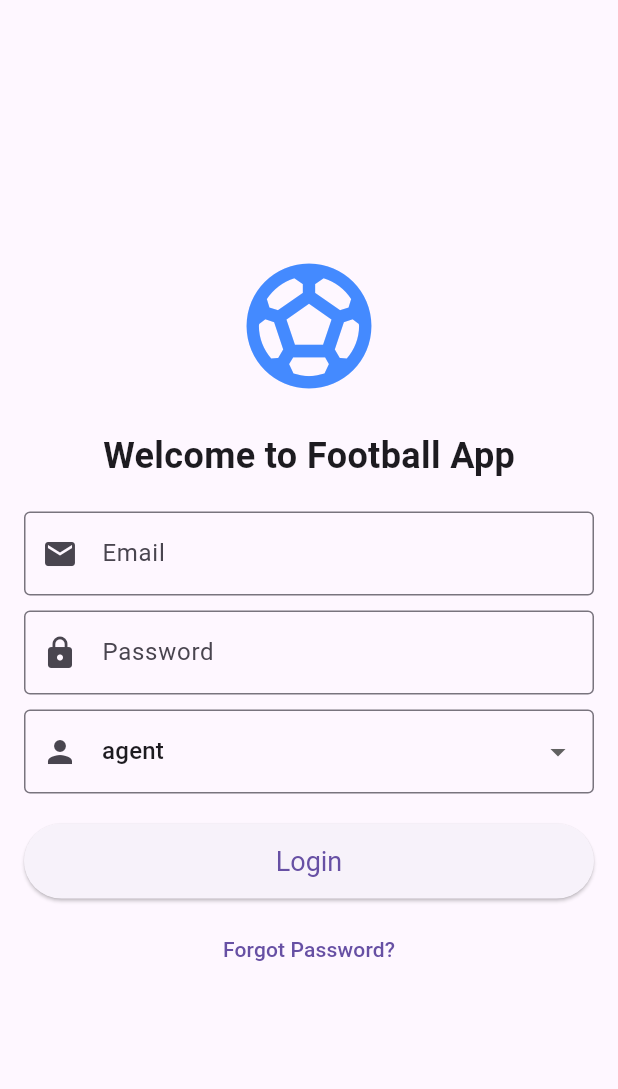
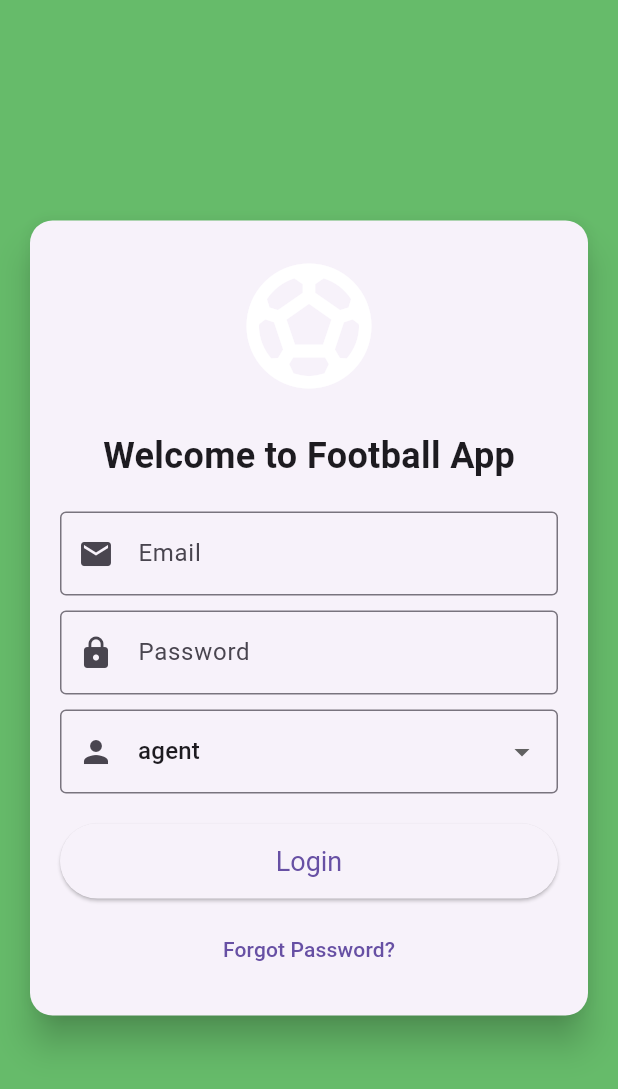
Before and after one commit to pkchaotic/football_app, a Flutter app: the screen it shows after launch, on a phone screen of 412 x 824 dp. Shown: the top 1089 px of the screen. Run offline on Flutter 3.47's test engine with Material 3 defaults, Android fonts, the phone set to English and light mode, and no system bars; our stand-ins replace sqflite; missing offline and left inert: flutter_radar_chart; accounts and stored records are empty; network calls fail; statements that could not run were skipped.

Commit message:
add style for login

```diff
--- a/lib/login_screen.dart
+++ b/lib/login_screen.dart
@@ -44,17 +44,26 @@ class _LoginScreenState extends State<LoginScreen> {
   @override
   Widget build(BuildContext context) {
     return Scaffold(
-      body: Center(
+      body: Container(
+        color: Colors.green[400], // Set a default background color or make it configurable
+        child: Center(
           child: Padding(
             padding: const EdgeInsets.all(16.0),
             child: SingleChildScrollView(
+              child: Card(
+                elevation: 10.0,
+                shape: RoundedRectangleBorder(
+                  borderRadius: BorderRadius.circular(15.0),
+                ),
+                child: Padding(
+                  padding: const EdgeInsets.all(20.0),
                   child: Column(
                     mainAxisAlignment: MainAxisAlignment.center,
                     children: [
                       Icon(
                         Icons.sports_soccer,
                         size: 100.0,
-                  color: Colors.blueAccent,
+                        color: Colors.white,
                       ),
                       SizedBox(height: 20.0),
                       Text(
@@ -124,6 +133,9 @@ class _LoginScreenState extends State<LoginScreen> {
                 ),
               ),
             ),
+          ),
+        ),
+      ),
     );
   }
 }
```
Lines whose indentation alone changed are shown as unchanged.
